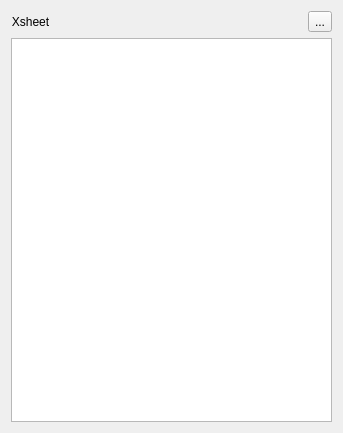
Before: the Qt Designer form app/ui/xsheet.ui in pencil2d/pencil, drawn with Qt 5.
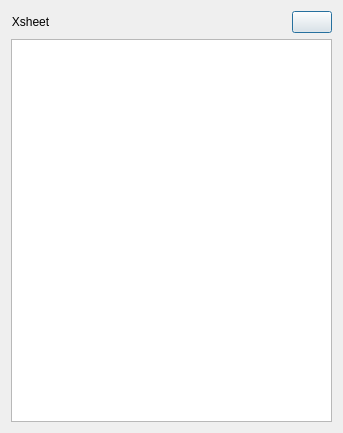
After: the same form once the commit is applied. Icons and pictures are not drawn.

The edit to the form file:
```diff
--- a/app/ui/xsheet.ui
+++ b/app/ui/xsheet.ui
@@ -52,9 +52,13 @@
       </spacer>
      </item>
      <item>
-      <widget class="QToolButton" name="toolButton">
+      <widget class="QPushButton" name="btnPapa">
        <property name="text">
-        <string>...</string>
+        <string/>
+       </property>
+       <property name="icon">
+        <iconset resource="../data/app.qrc">
+         <normaloff>:/icons/papagayo.png</normaloff>:/icons/papagayo.png</iconset>
        </property>
       </widget>
      </item>
```
Left out of the diff: 4 changed lines with no effect on the pictures.
